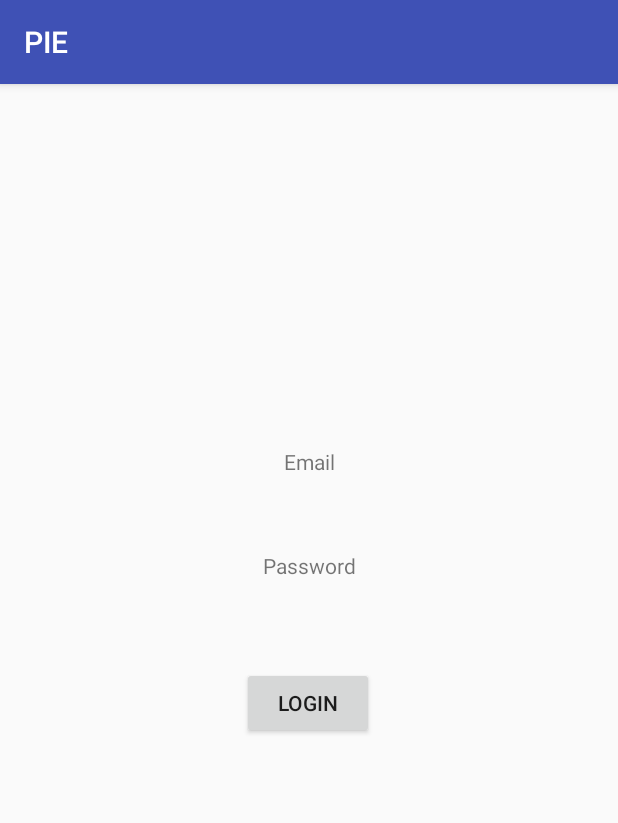
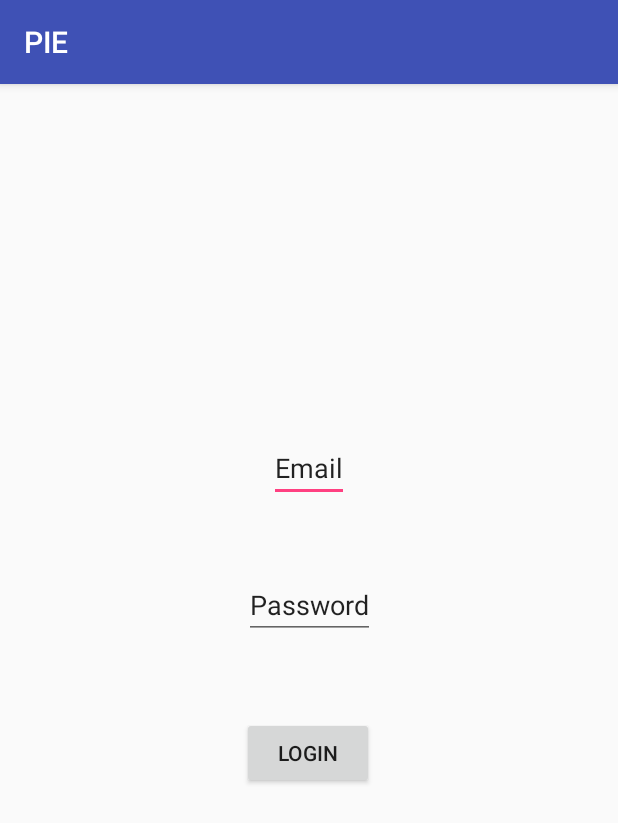
Before and after one commit to aakarshitpandey/pie, an Android app: the LoginActivity screen opened directly, with no data from a screen before it, on a phone screen of 412 x 824 dp. Shown: the top 823 px of the screen. Run offline under Robolectric (Android 15) with nearby library versions, the light colour scheme and no system bars.

Commit message:
Login Activity initialised

```diff
--- a/app/src/main/java/com/example/pie/pie/LoginActivity.java
+++ b/app/src/main/java/com/example/pie/pie/LoginActivity.java
@@ -3,16 +3,36 @@ package com.example.pie.pie;
 import androidx.appcompat.app.AppCompatActivity;
 
 import android.os.Bundle;
+import android.view.View;
 import android.widget.Button;
+import android.widget.EditText;
 
 public class LoginActivity extends AppCompatActivity {
-    private String usernameText;
-    private String passwordText;
+    private EditText emailLoginEditText;
+    private EditText passwordLoginEditText;
+    private Button loginButton;
 
     @Override
     protected void onCreate(Bundle savedInstanceState) {
         super.onCreate(savedInstanceState);
         setContentView(R.layout.activity_login);
+        setComponents();
+        loginButton.setOnClickListener(new View.OnClickListener() {
+            @Override
+            public void onClick(View v) {
+                initiateLogin();
+            }
+        });
+    }
+
+    private void initiateLogin() {
+
+    }
+
+    private void setComponents() {
+        emailLoginEditText = findViewById(R.id.emailTextView);
+        passwordLoginEditText = findViewById(R.id.passwordTextView);
+        loginButton = findViewById(R.id.loginBtn);
     }
 
 
--- a/app/src/main/res/layout/activity_login.xml
+++ b/app/src/main/res/layout/activity_login.xml
@@ -6,7 +6,7 @@
     android:layout_height="match_parent"
     tools:context=".LoginActivity">
 
-    <TextView
+    <EditText
         android:id="@+id/emailTextView"
         android:layout_width="wrap_content"
         android:layout_height="wrap_content"
@@ -17,7 +17,7 @@
         app:layout_constraintTop_toTopOf="parent"
         app:layout_constraintVertical_bias="0.323" />
 
-    <TextView
+    <EditText
         android:id="@+id/passwordTextView"
         android:layout_width="wrap_content"
         android:layout_height="wrap_content"
```
